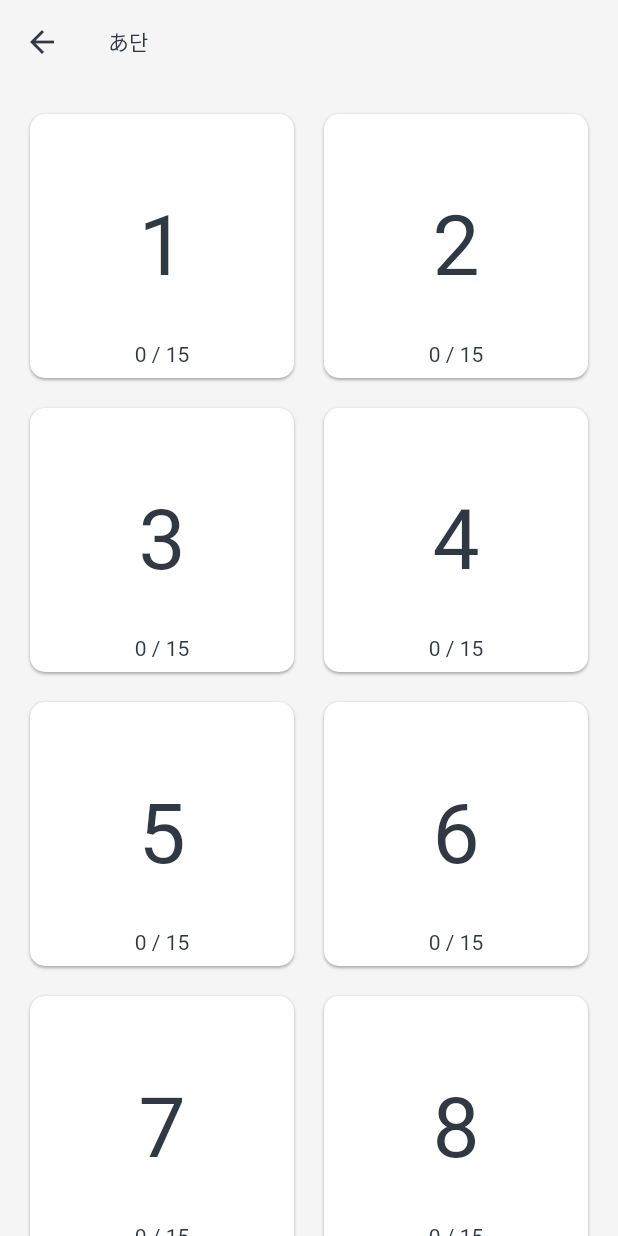
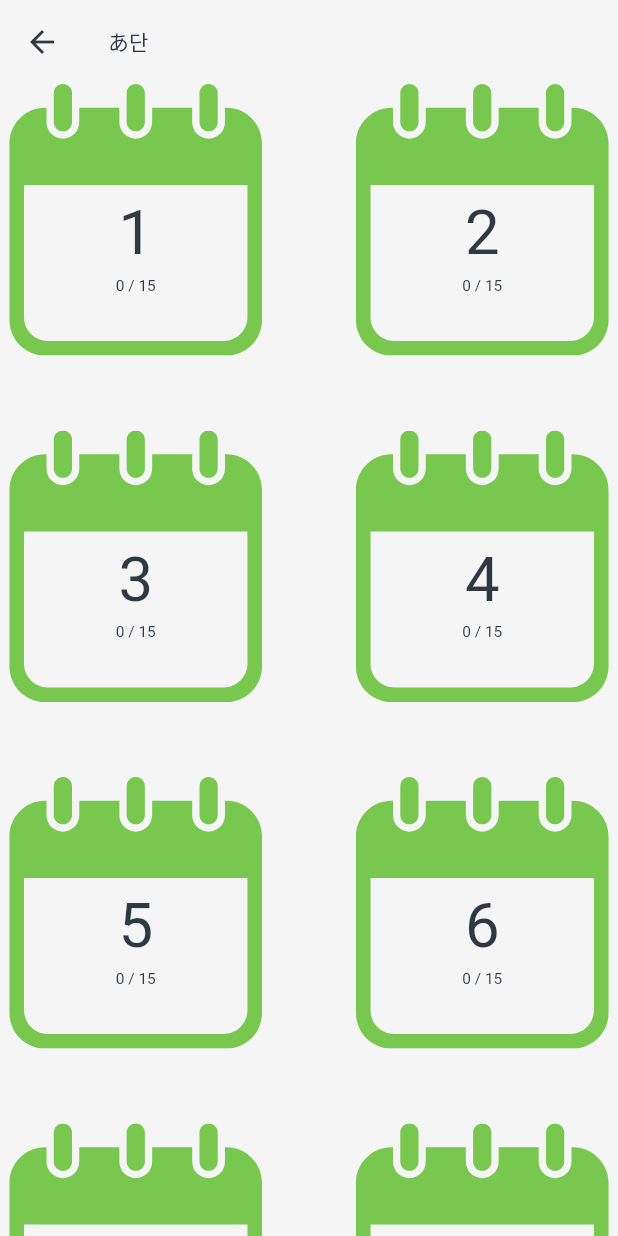
Before and after one commit to wonjongseo/jlpt_app, a Flutter app: the NWordScreen screen opened by its route, after a tap on "あ단", on a phone screen of 412 x 824 dp. Run offline on Flutter 3.47's test engine with Material 2 defaults, Android fonts, the phone set to English and light mode, and no system bars; our stand-ins replace carousel_slider, dio, flutter_slidable, flutter_svg, get, hive and 1 more; accounts and stored records are empty.

Commit message:
add calandar icon

```diff
--- a/lib/screen/word/n_word_screen.dart
+++ b/lib/screen/word/n_word_screen.dart
@@ -77,10 +77,6 @@ class _WordnState extends State<NWordScreen> {
                     ],
                   ),
                 );
-                return CustomPageButton(
-                  onTap: () => goTo(index),
-                  level: level,
-                );
               },
             ),
           ),
--- a/lib/screen/word/word_sceen.dart
+++ b/lib/screen/word/word_sceen.dart
@@ -32,6 +32,9 @@ class _WordSceenState extends State<WordSceen> {
 
   @override
   Widget build(BuildContext context) {
+    double width = MediaQuery.of(context).size.width;
+    print('width: ${width}');
+
     return Scaffold(
       appBar: AppBar(
         title: Text(headTitle),
@@ -40,19 +43,54 @@ class _WordSceenState extends State<WordSceen> {
       body: GetBuilder<JlptWordController>(builder: (controller) {
         List<JlptStep> jlptSteps = controller.jlptSteps;
         return GridView.count(
-          padding: const EdgeInsets.all(20.0),
+          // padding: const EdgeInsets.all(50.0),
           crossAxisCount: 2,
-          crossAxisSpacing: 20.0,
-          mainAxisSpacing: 20.0,
+          crossAxisSpacing: 50.0,
+          mainAxisSpacing: 50.0,
           children: List.generate(
             controller.jlptSteps.length,
             (step) {
-              return StepCard(
-                  jlptStep: jlptSteps[step],
+              return InkWell(
                   onTap: () {
                     controller.setStep(step);
                     Get.toNamed(N_WORD_STUDY_PATH);
-                  });
+                  },
+                  child: Stack(
+                    alignment: AlignmentDirectional.center,
+                    children: [
+                      SvgPicture.asset('assets/svg/calender.svg',
+                          color: AppColors.lightGreen),
+                      Column(
+                        mainAxisAlignment: MainAxisAlignment.center,
+                        children: [
+                          SizedBox(height: width / 20),
+                          Padding(
+                            padding: EdgeInsets.only(top: width / 30),
+                            child: Text(
+                                (controller.jlptSteps[step].step + 1)
+                                    .toString(),
+                                style: Theme.of(context)
+                                    .textTheme
+                                    .displayMedium
+                                    ?.copyWith(fontSize: (width / 10))),
+                          ),
+                          SizedBox(height: width / 100),
+                          Center(
+                            child: Text(
+                              '${controller.jlptSteps[step].scores.toString()} / ${controller.jlptSteps[step].words.length}',
+                              style: Theme.of(context)
+                                  .textTheme
+                                  .bodySmall
+                                  ?.copyWith(
+                                    fontSize: width / 40,
+                                  ),
+                            ),
+                          )
+                        ],
+                      )
+                    ],
+                  ));
+              return StepCard(jlptStep: jlptSteps[step], onTap: () {});
             },
           ),
         );
```
Also changed, not shown: assets/svg/calender.svg (added).
